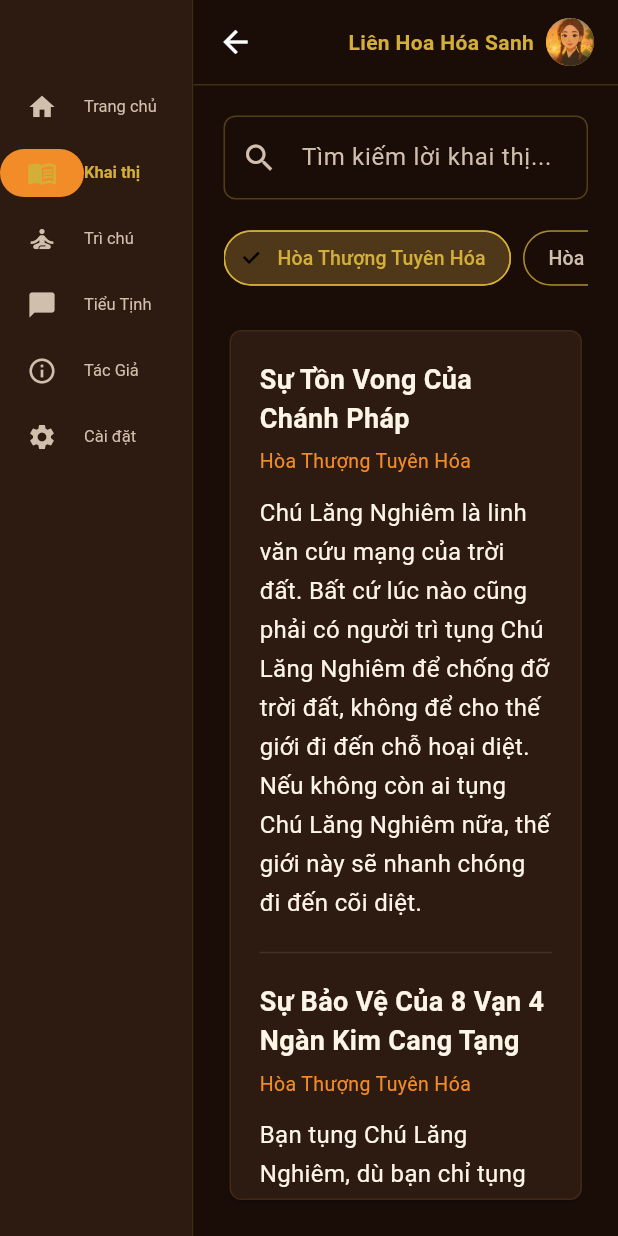
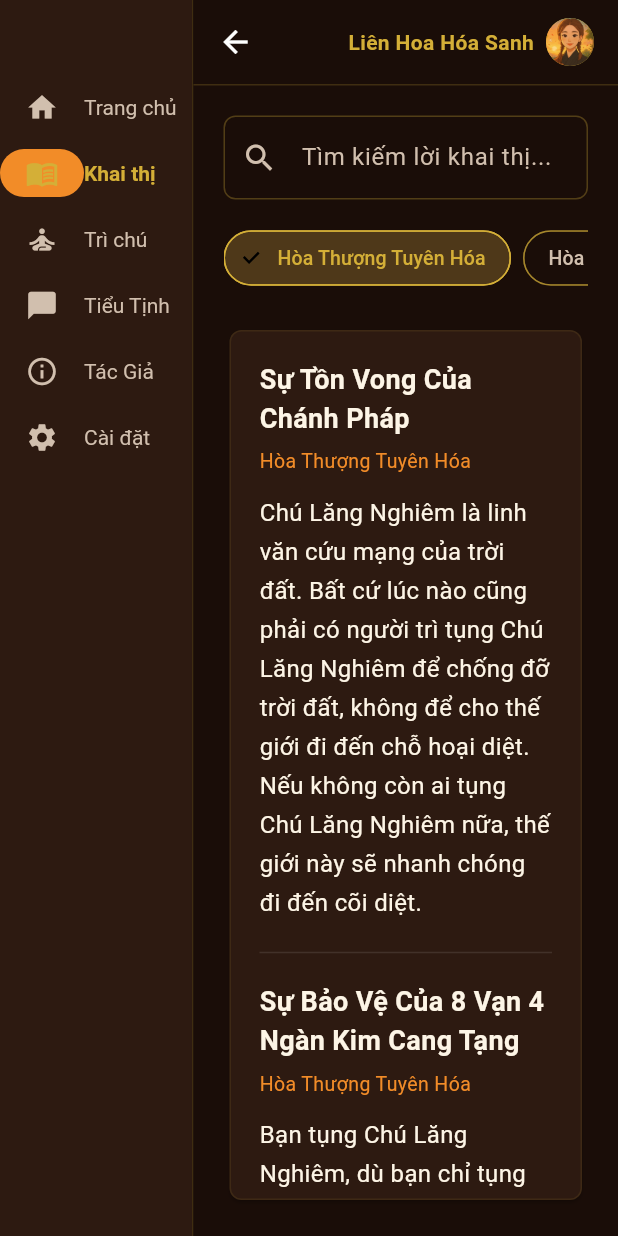
Before and after one commit to Kimanh2026/lang_nghiem_tam_canh, a Flutter app: the MainScaffold screen opened by its route, after a tap on "Khai thị", on a phone screen of 412 x 824 dp. Run offline on Flutter 3.47's test engine with Material 3 defaults, Android fonts, the phone set to English and light mode, and no system bars; our stand-ins replace flutter_dotenv, flutter_local_notifications, google_generative_ai, shared_preferences, timezone; accounts and stored records are empty.

Commit message:
Fix Tieu Tinh model and enlarge navigation labels

```diff
--- a/lib/main.dart
+++ b/lib/main.dart
@@ -253,20 +253,20 @@ class _MainScaffoldState extends State<MainScaffold> {
                 backgroundColor: const Color(0xFF2D1A11),
                 selectedIconTheme: IconThemeData(
                   color: const Color(0xFFD4AF37),
-                  size: isCompactRail ? 20 : 24,
+                  size: isCompactRail ? 22 : 26,
                 ),
                 unselectedIconTheme: IconThemeData(
                   color: const Color(0xFFD1BFAE),
-                  size: isCompactRail ? 20 : 24,
+                  size: isCompactRail ? 22 : 26,
                 ),
                 selectedLabelTextStyle: TextStyle(
                   color: const Color(0xFFD4AF37),
-                  fontSize: isCompactRail ? 11 : 14,
+                  fontSize: isCompactRail ? 14 : 16,
                   fontWeight: FontWeight.bold,
                 ),
                 unselectedLabelTextStyle: TextStyle(
                   color: const Color(0xFFD1BFAE),
-                  fontSize: isCompactRail ? 11 : 14,
+                  fontSize: isCompactRail ? 14 : 16,
                 ),
                 destinations: _railDestinations,
               ),
--- a/lib/screens/ai_coach_screen.dart
+++ b/lib/screens/ai_coach_screen.dart
@@ -130,7 +130,7 @@ class _AiCoachScreenState extends State<AiCoachScreen> {
         : 'Address the user as "Đạo Hữu" by default, unless they ask you not to.';
 
     _chatModel = GenerativeModel(
-      model: 'gemini-1.5-flash',
+      model: 'gemini-3.6-flash',
       apiKey: apiKey,
       systemInstruction: Content.system(
           'You are a compassionate Buddhist Dharma Assistant named Tiểu Tịnh.\n'
```
Also changed, not shown: 2 other files.
